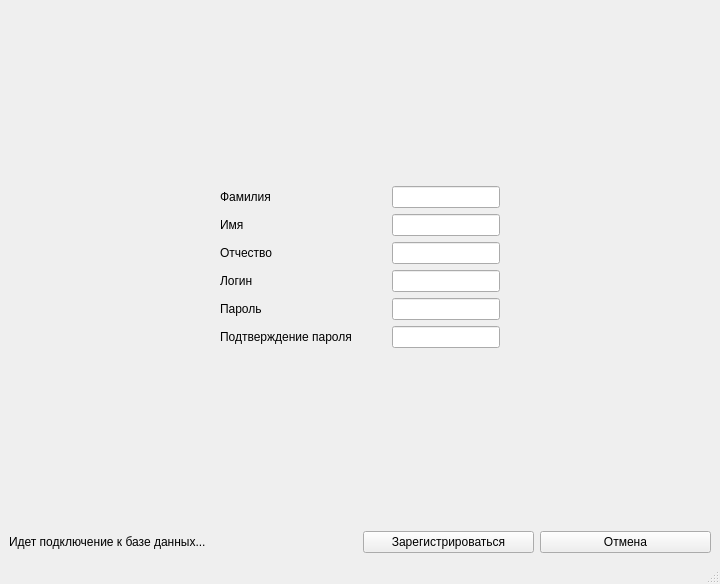
Old version of the form sqlite/sqlitedb/signup.ui in the repository nexza78/course_work.
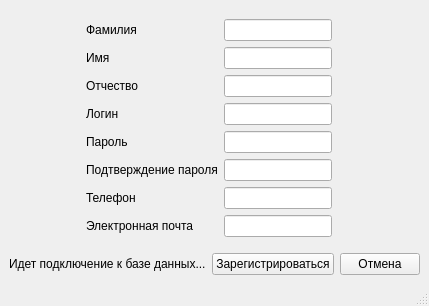
New version of the form.

What changed in the file:
```diff
--- a/sqlite/sqlitedb/signup.ui
+++ b/sqlite/sqlitedb/signup.ui
@@ -6,8 +6,8 @@
    <rect>
     <x>0</x>
     <y>0</y>
-    <width>720</width>
-    <height>584</height>
+    <width>408</width>
+    <height>306</height>
    </rect>
   </property>
   <property name="windowTitle">
@@ -245,6 +245,40 @@
         </property>
        </widget>
       </item>
+      <item row="6" column="0">
+       <widget class="QLabel" name="label_2">
+        <property name="text">
+         <string>Телефон</string>
+        </property>
+       </widget>
+      </item>
+      <item row="7" column="0">
+       <widget class="QLabel" name="label_7">
+        <property name="text">
+         <string>Электронная почта</string>
+        </property>
+       </widget>
+      </item>
+      <item row="6" column="1">
+       <widget class="QLineEdit" name="lineEdit">
+        <property name="sizePolicy">
+         <sizepolicy hsizetype="Fixed" vsizetype="Fixed">
+          <horstretch>0</horstretch>
+          <verstretch>0</verstretch>
+         </sizepolicy>
+        </property>
+       </widget>
+      </item>
+      <item row="7" column="1">
+       <widget class="QLineEdit" name="lineEdit_2">
+        <property name="sizePolicy">
+         <sizepolicy hsizetype="Fixed" vsizetype="Fixed">
+          <horstretch>0</horstretch>
+          <verstretch>0</verstretch>
+         </sizepolicy>
+        </property>
+       </widget>
+      </item>
      </layout>
     </item>
     <item row="1" column="3">
```
Left out of the diff: 148 changed lines with no effect on the pictures.
